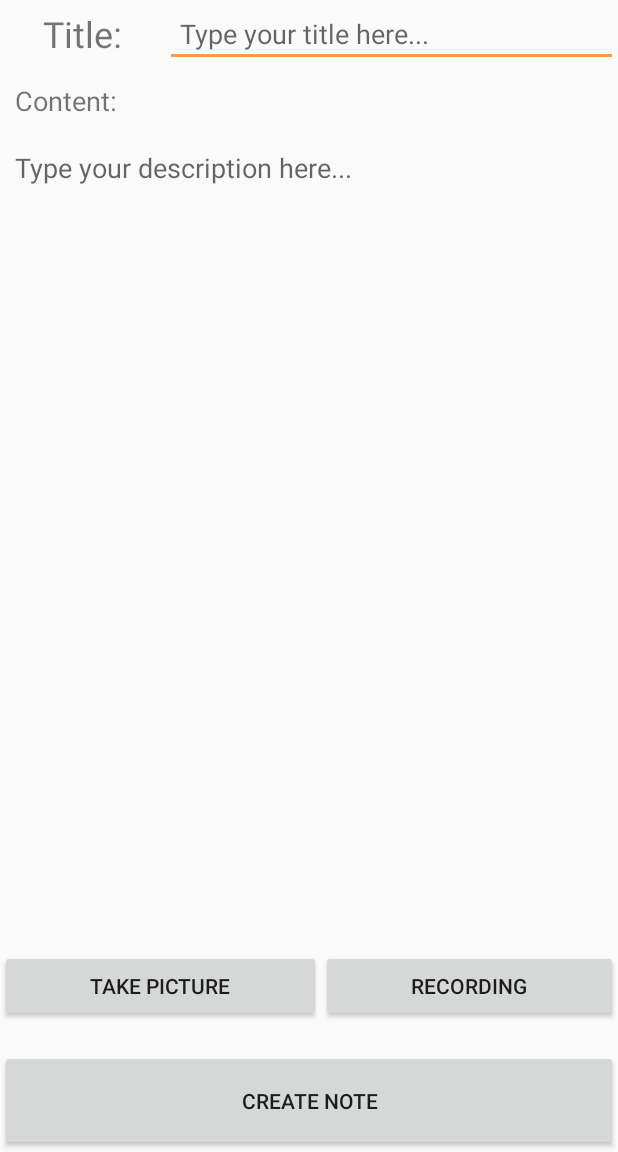
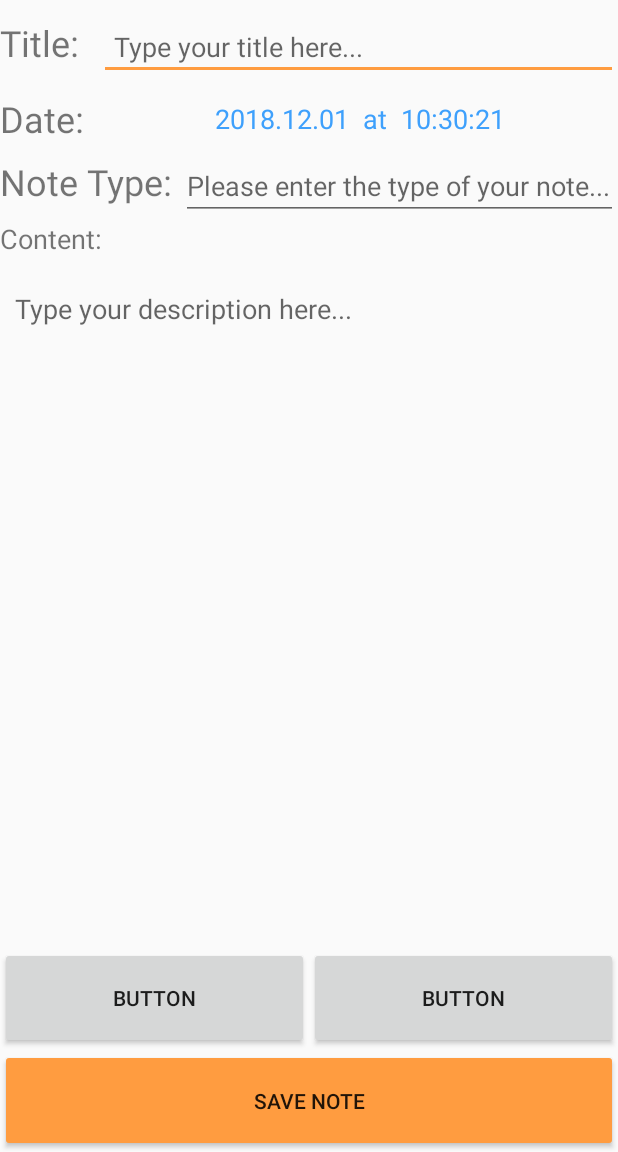
Before and after one commit to liuyuhanalex/CS528-Final-Project, an Android app: the screen it shows after launch once a user with an empty profile is signed in (NewNoteActivity), after a tap on "New note", on a phone screen of 412 x 824 dp, the part 84-1236 px from its top. Run offline under Robolectric (Android 15) with nearby library versions, the phone set to English and light mode, and no system bars; our stand-ins replace Firebase (no records; nobody signed in at launch, a user with empty details on screens opened directly); 1 statement that could not run was skipped.

Commit message:
Add note type and date,convert timestamp

```diff
--- a/FinalProject/app/src/main/java/com/example/liuyu/finalproject/MainActivity.java
+++ b/FinalProject/app/src/main/java/com/example/liuyu/finalproject/MainActivity.java
@@ -7,6 +7,7 @@ import android.os.Bundle;
 import android.support.v7.widget.GridLayoutManager;
 import android.support.v7.widget.LinearLayoutManager;
 import android.support.v7.widget.RecyclerView;
+import android.text.format.DateFormat;
 import android.util.Log;
 import android.util.TypedValue;
 import android.view.Menu;
@@ -22,6 +23,9 @@ import com.google.firebase.database.DatabaseError;
 import com.google.firebase.database.DatabaseReference;
 import com.google.firebase.database.FirebaseDatabase;
 import com.google.firebase.database.ValueEventListener;
+
+import java.util.Calendar;
+import java.util.Locale;
 
 public class MainActivity extends AppCompatActivity {
 
@@ -80,13 +84,16 @@ public class MainActivity extends AppCompatActivity {
                     @Override
                     public void onDataChange(DataSnapshot dataSnapshot) {
 
-                        if(dataSnapshot.hasChild("title")&&dataSnapshot.hasChild("timestamp")) {
+                        if(dataSnapshot.hasChild("title")&&dataSnapshot.hasChild("timestamp")
+                                &&dataSnapshot.hasChild("type")) {
 
                             String title = dataSnapshot.child("title").getValue().toString();
                             String timestamp = dataSnapshot.child("timestamp").getValue().toString();
+                            String type = dataSnapshot.child("type").getValue().toString();
 
                             viewHolder.setNotetitle(title);
-                            viewHolder.setNoteTime(timestamp);
+                            viewHolder.setNoteTime(getDate(Long.parseLong(timestamp)));
+                            viewHolder.setNoteType(type);
                             viewHolder.noteCard.setOnClickListener(new View.OnClickListener() {
                                 @Override
                                 public void onClick(View v) {
@@ -148,4 +155,13 @@ public class MainActivity extends AppCompatActivity {
         Resources r = getResources();
         return Math.round(TypedValue.applyDimension(TypedValue.COMPLEX_UNIT_DIP,dp,r.getDisplayMetrics()));
     }
+
+    //Transfer timestamp into actual Date
+
+    private String getDate(long time) {
+        Calendar cal = Calendar.getInstance(Locale.ENGLISH);
+        cal.setTimeInMillis(time);
+        String date = DateFormat.format("yyyy.MM.dd'at' HH:mm:ss z", cal).toString();
+        return date;
+    }
 }
--- a/FinalProject/app/src/main/java/com/example/liuyu/finalproject/NewNoteActivity.java
+++ b/FinalProject/app/src/main/java/com/example/liuyu/finalproject/NewNoteActivity.java
@@ -7,13 +7,16 @@ import android.support.v7.app.AppCompatActivity;
 import android.os.Bundle;
 import android.support.v7.widget.Toolbar;
 import android.text.TextUtils;
+import android.text.format.DateFormat;
 import android.util.Log;
 import android.view.Menu;
 import android.view.MenuItem;
 import android.view.View;
 import android.widget.Button;
 import android.widget.EditText;
+import android.widget.TextView;
 import android.widget.Toast;
+import java.time.Clock;
 
 import com.google.android.gms.tasks.OnCompleteListener;
 import com.google.android.gms.tasks.Task;
@@ -25,15 +28,18 @@ import com.google.firebase.database.FirebaseDatabase;
 import com.google.firebase.database.ServerValue;
 import com.google.firebase.database.ValueEventListener;
 
+import java.util.Calendar;
 import java.util.HashMap;
+import java.util.Locale;
 import java.util.Map;
 
 
 public class NewNoteActivity extends AppCompatActivity {
 
     private Button btnCreate;
-    private EditText etTitle,etContent;
+    private EditText etTitle,etContent,etType;
     private Toolbar mToolbar;
+    private TextView mdate;
 
     private FirebaseAuth fAuth;
     private DatabaseReference fNoteDatabase;
@@ -65,8 +71,10 @@ public class NewNoteActivity extends AppCompatActivity {
         btnCreate = findViewById(R.id.new_note_btn);
         etTitle = findViewById(R.id.new_note_title);
         etContent = findViewById(R.id.new_note_content);
+        etType = findViewById(R.id.new_note_type);
 
         mToolbar = findViewById(R.id.toolbar2);
+        mdate = findViewById(R.id.note_date);
 
         setSupportActionBar(mToolbar);
 
@@ -77,34 +85,45 @@ public class NewNoteActivity extends AppCompatActivity {
         fNoteDatabase = FirebaseDatabase.getInstance().getReference().child("Notes")
                 .child(fAuth.getCurrentUser().getUid());
 
+        mdate.setText(getDate(System.currentTimeMillis()));
+
+
         btnCreate.setOnClickListener(new View.OnClickListener() {
             @Override
             public void onClick(View v) {
 
                 String title = etTitle.getText().toString().trim();
                 String content = etContent.getText().toString().trim();
+                String type = etType.getText().toString().trim();
 
                 if(!TextUtils.isEmpty(title)&&!TextUtils.isEmpty(content)){
-                    createNote(title,content);
+                    createNote(title,content,type);
                 }else{
                     Snackbar.make(v,"Fill empty fields",Snackbar.LENGTH_SHORT).show();
                 }
             }
         });
-
         putData();
 
     }
 
     private void putData(){
+        if(isExist) {
             fNoteDatabase.child(noteID).addValueEventListener(new ValueEventListener() {
                 @Override
                 public void onDataChange(DataSnapshot dataSnapshot) {
+
+                    if (dataSnapshot.hasChild("title") && dataSnapshot.hasChild("content")) {
                         String title = dataSnapshot.child("title").getValue().toString();
                         String content = dataSnapshot.child("content").getValue().toString();
+                        String reTime=getDate(Long.parseLong(dataSnapshot.child("timestamp").getValue().toString()));
+                        String type = dataSnapshot.child("type").getValue().toString();
 
                         etTitle.setText(title);
                         etContent.setText(content);
+                        mdate.setText(reTime);
+                        etType.setText(type);
+                    }
                 }
 
                 @Override
@@ -113,8 +132,9 @@ public class NewNoteActivity extends AppCompatActivity {
                 }
             });
         }
+    }
 
-    private  void createNote(String title,String content){
+    private  void createNote(String title,String content,String type){
 
         if(fAuth.getCurrentUser()!=null){
 
@@ -124,7 +144,10 @@ public class NewNoteActivity extends AppCompatActivity {
                 updateMap.put("title",etTitle.getText().toString().trim());
                 updateMap.put("content",etContent.getText().toString().trim());
                 updateMap.put("timestamp",ServerValue.TIMESTAMP);
+                updateMap.put("type",etType.getText().toString().trim());
                 fNoteDatabase.child(noteID).updateChildren(updateMap);
+
+                Toast.makeText(this,"Note updated",Toast.LENGTH_SHORT).show();
 
             }else {
                 //Create a new note
@@ -135,6 +158,7 @@ public class NewNoteActivity extends AppCompatActivity {
                 noteMap.put("title", title);
                 noteMap.put("content", content);
                 noteMap.put("timestamp", ServerValue.TIMESTAMP);
+                noteMap.put("type",type);
 
                 Thread mainThread = new Thread(new Runnable() {
                     @Override
@@ -209,4 +233,11 @@ public class NewNoteActivity extends AppCompatActivity {
             }
         });
     }
+
+    private String getDate(long time) {
+        Calendar cal = Calendar.getInstance(Locale.ENGLISH);
+        cal.setTimeInMillis(time);
+        String date = DateFormat.format("yyyy.MM.dd ' at ' HH:mm:ss", cal).toString();
+        return date;
     }
+}
--- a/FinalProject/app/src/main/java/com/example/liuyu/finalproject/NoteViewHolder.java
+++ b/FinalProject/app/src/main/java/com/example/liuyu/finalproject/NoteViewHolder.java
@@ -9,7 +9,7 @@ public class NoteViewHolder extends RecyclerView.ViewHolder {
 
     View mView;
 
-    TextView textTitle,textTime;
+    TextView textTitle,textTime,textType;
 
     CardView noteCard;
 
@@ -19,6 +19,7 @@ public class NoteViewHolder extends RecyclerView.ViewHolder {
 
         textTitle = mView.findViewById(R.id.note_title);
         textTime = mView.findViewById(R.id.note_time);
+        textType = mView.findViewById(R.id.note_type);
         noteCard = mView.findViewById(R.id.note_card);
     }
 
@@ -29,4 +30,6 @@ public class NoteViewHolder extends RecyclerView.ViewHolder {
     public void setNoteTime(String time){
         textTime.setText(time);
     }
+
+    public void setNoteType(String type){textType.setText(type);}
 }
--- a/FinalProject/app/src/main/res/layout/activity_new_note.xml
+++ b/FinalProject/app/src/main/res/layout/activity_new_note.xml
@@ -17,8 +17,51 @@
 
     <LinearLayout
         android:layout_width="match_parent"
+        android:layout_height="wrap_content"
+        android:layout_weight="0.3"
+        android:orientation="horizontal">
+
+        <TextView
+            android:id="@+id/textView2"
+            android:layout_width="wrap_content"
             android:layout_height="match_parent"
-        android:orientation="vertical">
+            android:layout_weight="0.5"
+            android:gravity="left|center"
+            android:text="Title:"
+            android:textSize="24sp" />
+
+        <EditText
+            android:id="@+id/new_note_title"
+            android:layout_width="wrap_content"
+            android:layout_height="wrap_content"
+            android:layout_weight="6"
+            android:hint="Type your title here..."
+            android:padding="10dp" />
+    </LinearLayout>
+
+    <LinearLayout
+        android:layout_width="match_parent"
+        android:layout_height="wrap_content"
+        android:layout_weight="0.3">
+
+        <TextView
+            android:id="@+id/textView4"
+            android:layout_width="wrap_content"
+            android:layout_height="match_parent"
+            android:layout_weight="0.5"
+            android:gravity="left|center"
+            android:text="Date:"
+            android:textSize="24sp" />
+
+        <TextView
+            android:id="@+id/note_date"
+            android:layout_width="wrap_content"
+            android:layout_height="match_parent"
+            android:layout_weight="6"
+            android:gravity="center"
+            android:textSize="18sp"
+            android:textColor="@color/colorPrimary"/>
+    </LinearLayout>
 
     <LinearLayout
         android:layout_width="match_parent"
@@ -26,36 +69,38 @@
         android:orientation="horizontal">
 
         <TextView
-                android:id="@+id/textView2"
+            android:id="@+id/textView5"
             android:layout_width="wrap_content"
-                android:layout_height="match_parent"
+            android:layout_height="wrap_content"
             android:layout_weight="0.5"
-                android:gravity="center"
-                android:text="Title:"
+            android:text="Note Type:"
             android:textSize="24sp" />
 
         <EditText
-                android:id="@+id/new_note_title"
+            android:id="@+id/new_note_type"
             android:layout_width="wrap_content"
             android:layout_height="wrap_content"
-                android:layout_weight="1"
-                android:hint="Type your title here..."
-                android:padding="10dp" />
+            android:layout_weight="6"
+            android:ems="10"
+            android:inputType="textPersonName"
+            android:textSize="18sp"
+            android:hint="Please enter the type of your note..."/>
+
     </LinearLayout>
 
     <TextView
         android:id="@+id/textView3"
         android:layout_width="match_parent"
         android:layout_height="wrap_content"
-            android:padding="10dp"
+        android:layout_weight="0.3"
         android:text="Content:"
         android:textSize="18sp" />
 
     <EditText
         android:id="@+id/new_note_content"
         android:layout_width="match_parent"
-            android:layout_height="400dp"
-            android:layout_weight="1.5"
+        android:layout_height="wrap_content"
+        android:layout_weight="10"
         android:background="@android:color/transparent"
         android:gravity="top"
         android:hint="Type your description here..."
@@ -65,31 +110,30 @@
     <LinearLayout
         android:layout_width="match_parent"
         android:layout_height="wrap_content"
-            android:layout_weight="0.2"
+        android:layout_weight="0.5"
         android:orientation="horizontal">
 
         <Button
-                android:id="@+id/cam_btn"
+            android:id="@+id/button2"
             android:layout_width="wrap_content"
-                android:layout_height="wrap_content"
+            android:layout_height="match_parent"
             android:layout_weight="1"
-                android:text="Take Picture" />
+            android:text="Button" />
 
         <Button
-                android:id="@+id/rec_btn"
+            android:id="@+id/button4"
             android:layout_width="wrap_content"
-                android:layout_height="wrap_content"
+            android:layout_height="match_parent"
             android:layout_weight="1"
-                android:text="Recording" />
+            android:text="Button" />
     </LinearLayout>
 
     <Button
         android:id="@+id/new_note_btn"
         android:layout_width="match_parent"
         android:layout_height="wrap_content"
-            android:layout_weight="0.2"
-            android:text="Create Note" />
+        android:layout_weight="0.5"
+        android:text="Save Note"
+        android:backgroundTint="@color/colorAccent"/>
 
 </LinearLayout>
-
-</LinearLayout>
```
Also changed, not shown: FinalProject/app/src/main/res/layout/single_note_layout.xml (+26 -15 lines), FinalProject/app/src/main/res/drawable/background.jpg (added). Lines whose indentation alone changed are shown as unchanged.
